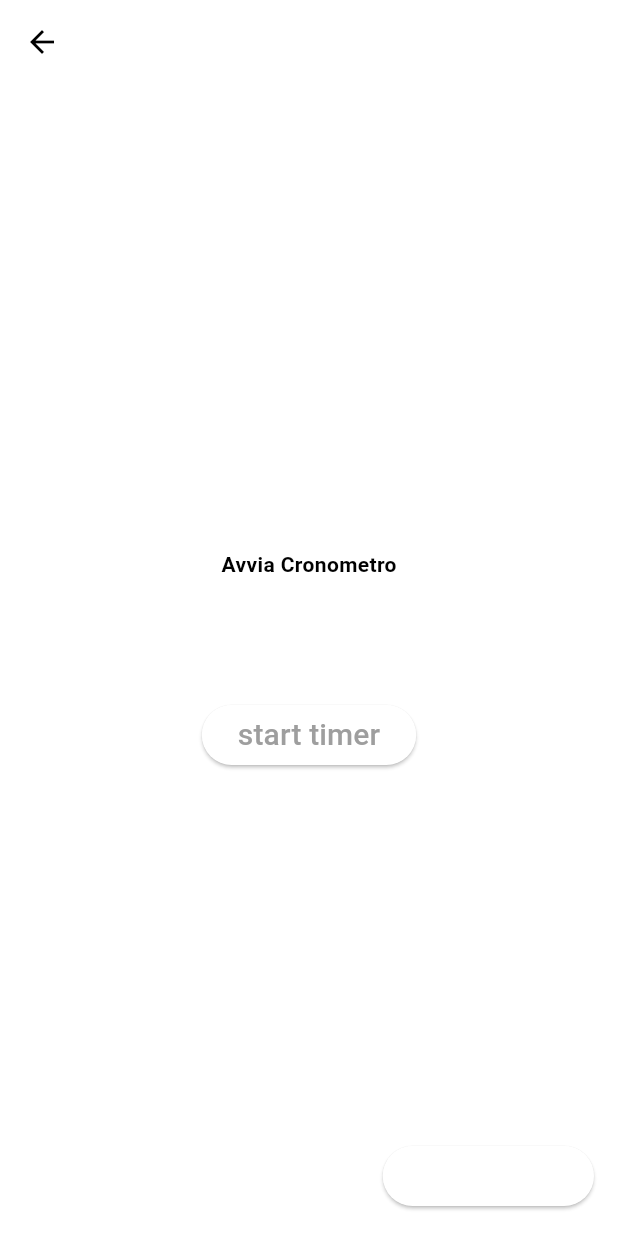
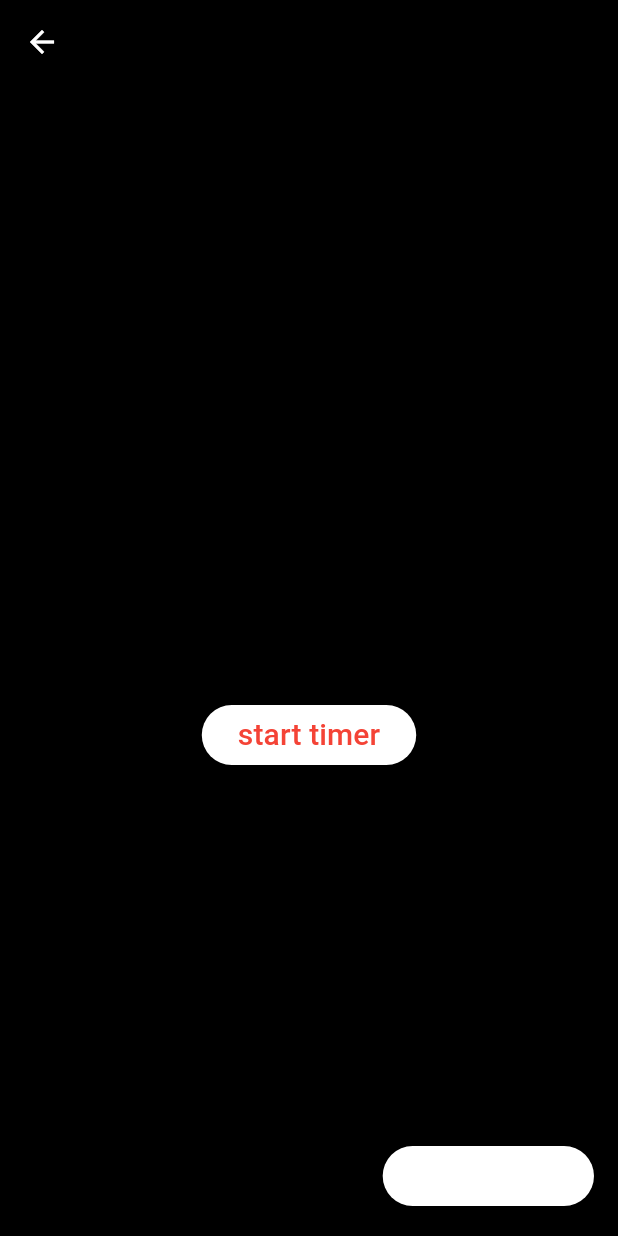
Before and after one commit to Anto2134/MyGim, a Flutter app: the screen it shows once a user with an empty profile is signed in, after a tap on the "timer" icon, on a phone screen of 412 x 824 dp. Run offline on Flutter 3.47's test engine with Material 3 defaults, Android fonts, the phone set to English and light mode, and no system bars; our stand-ins replace firebase_auth, firebase_core, shared_preferences; accounts and stored records are empty.

Commit message:
modifiche timer

```diff
--- a/lib/Pages/PaginaTimer.dart
+++ b/lib/Pages/PaginaTimer.dart
@@ -95,10 +95,10 @@ class _PaginaTimerState extends State<PaginaTimer> {
 
   @override
   Widget build(BuildContext context) {
-    return MaterialApp(
-      theme: ThemeData.from(
-          colorScheme: ColorScheme.fromSwatch(primarySwatch: Colors.grey)),
-      home: Scaffold(
+    // return MaterialApp(
+      // theme: ThemeData.from(
+      // colorScheme: ColorScheme.fromSwatch(primarySwatch: Colors.grey)),
+      return Scaffold(
         appBar: AppBar(
           forceMaterialTransparency: true,
           backgroundColor: coloreSchermata(),
@@ -108,7 +108,7 @@ class _PaginaTimerState extends State<PaginaTimer> {
               },
               icon: Icon(
                 Icons.arrow_back,
-                color: Colors.black,
+                color: Colors.white,
               )),
         ),
         backgroundColor: coloreSchermata(),
@@ -124,6 +124,18 @@ class _PaginaTimerState extends State<PaginaTimer> {
             ],
           ),
         ),
+        // floatingActionButton: FloatingActionButton(
+        //     onPressed: () {
+        //       _showTimePicker(context);
+        //       context.read<timer_provider>().azzeraStartato();
+        //     },
+        //     child: Text(
+        //       'SELECT TIME',
+        //       style: TextStyle(
+        //           fontWeight: FontWeight.w800,
+        //           color: Colors.white,
+        //           fontSize: 15),
+        //     )),
         floatingActionButton: ElevatedButton(
             onPressed: () {
               _showTimePicker(context);
@@ -136,8 +148,8 @@ class _PaginaTimerState extends State<PaginaTimer> {
                   color: Colors.white,
                   fontSize: 15),
             )),
-      ),
-    );
+      );
+    // );
   }
 
   Color coloreSchermata() {
@@ -146,19 +158,19 @@ class _PaginaTimerState extends State<PaginaTimer> {
         return Colors.red;
       }
       if (context.watch<timer_provider>().tempo_secondi == 4) {
-        return Colors.white;
+        return Colors.black;
       }
       if (context.watch<timer_provider>().tempo_secondi == 3) {
         return Colors.red;
       }
       if (context.watch<timer_provider>().tempo_secondi == 2) {
-        return Colors.white;
+        return Colors.black;
       }
       if (context.watch<timer_provider>().tempo_secondi == 1) {
         return Colors.red;
       }
     }
-    return Colors.white;
+    return Colors.black;
   }
 
   Widget buildButtons() {
@@ -254,14 +266,15 @@ class _PaginaTimerState extends State<PaginaTimer> {
     }
     return Text(
       'Avvia Cronometro',
-      style: TextStyle(color: Colors.black,fontWeight: FontWeight.w700),
+      style: TextStyle(color: Colors.black, fontWeight: FontWeight.w700),
     );
   }
 
   Widget buildTime() {
     return Text(
       '${context.watch<timer_provider>().tempo_secondi}',
-      style: TextStyle(fontSize: 50, color: Colors.black,fontWeight: FontWeight.w900),
+      style: TextStyle(
+          fontSize: 50, color: Colors.white, fontWeight: FontWeight.w900),
     );
   }
 }
--- a/lib/main.dart
+++ b/lib/main.dart
@@ -43,7 +43,7 @@ class _MyAppState extends State<MyApp> {
     return MaterialApp(
         theme: ThemeData(
           colorScheme: ColorScheme.fromSwatch(
-            primarySwatch: Colors.blueGrey,
+            primarySwatch: Colors.red,
             accentColor: Colors.red,
             backgroundColor: Colors.white,
             errorColor: Colors.red,
```
